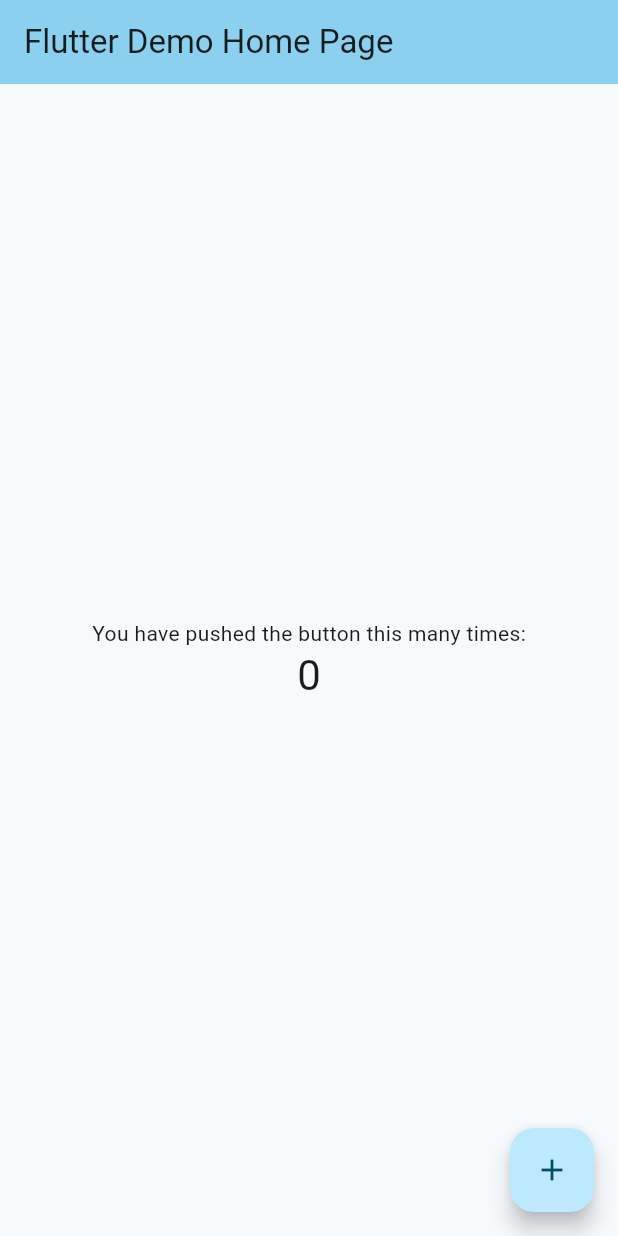
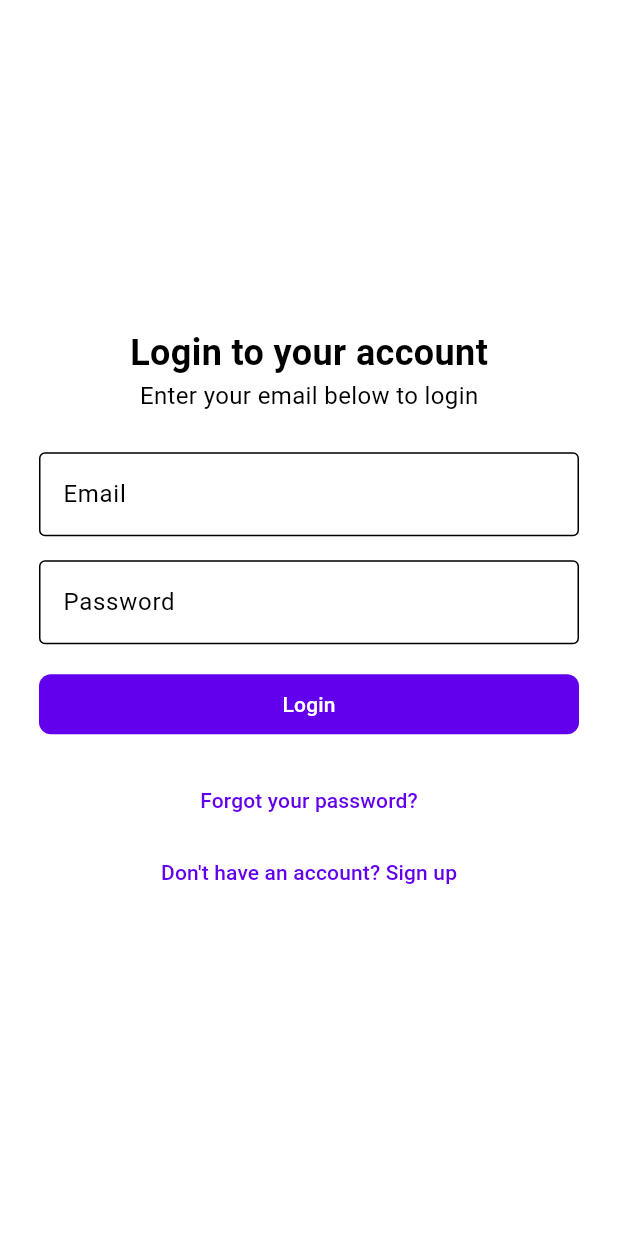
Before and after one commit to guillermoscript/lms-flutter, a Flutter app: the screen it shows after launch, on a phone screen of 412 x 824 dp. Run offline on Flutter 3.47's test engine with Material 3 defaults, Android fonts, the phone set to English and light mode, and no system bars; our stand-ins replace supabase_flutter; accounts and stored records are empty.

Commit message:
added login functionality

```diff
--- /dev/null
+++ b/lib/app.dart
@@ -0,0 +1,34 @@
+import 'package:flutter/material.dart';
+import 'package:lms_flutter/screens/login/login.dart';
+
+class App extends StatelessWidget {
+  const App({super.key});
+
+  // This widget is the root of your application.
+  @override
+  Widget build(BuildContext context) {
+    return MaterialApp(
+      title: 'LMS',
+      theme: ThemeData(
+        // This is the theme of your application.
+        //
+        // TRY THIS: Try running your application with "flutter run". You'll see
+        // the application has a purple toolbar. Then, without quitting the app,
+        // try changing the seedColor in the colorScheme below to Colors.green
+        // and then invoke "hot reload" (save your changes or press the "hot
+        // reload" button in a Flutter-supported IDE, or press "r" if you used
+        // the command line to start the app).
+        //
+        // Notice that the counter didn't reset back to zero; the application
+        // state is not lost during the reload. To reset the state, use hot
+        // restart instead.
+        //
+        // This works for code too, not just values: Most code changes can be
+        // tested with just a hot reload.
+        colorScheme: const ColorScheme.light(),
+        useMaterial3: true,
+      ),
+      home: Login(),
+    );
+  }
+}
--- a/lib/main.dart
+++ b/lib/main.dart
@@ -1,4 +1,5 @@
 import 'package:flutter/material.dart';
+import 'package:lms_flutter/app.dart';
 import 'package:lms_flutter/env/env.dart';
 import 'package:supabase_flutter/supabase_flutter.dart';
 
@@ -10,125 +11,5 @@
     anonKey: Env.supabaseAnonKey,
   );
 
-  runApp(const MyApp());
+  runApp(const App());
 }
-
-class MyApp extends StatelessWidget {
-  const MyApp({super.key});
-
-  // This widget is the root of your application.
-  @override
-  Widget build(BuildContext context) {
-    return MaterialApp(
-      title: 'Flutter Demo',
-      theme: ThemeData(
-        // This is the theme of your application.
-        //
-        // TRY THIS: Try running your application with "flutter run". You'll see
-        // the application has a purple toolbar. Then, without quitting the app,
-        // try changing the seedColor in the colorScheme below to Colors.green
-        // and then invoke "hot reload" (save your changes or press the "hot
-        // reload" button in a Flutter-supported IDE, or press "r" if you used
-        // the command line to start the app).
-        //
-        // Notice that the counter didn't reset back to zero; the application
-        // state is not lost during the reload. To reset the state, use hot
-        // restart instead.
-        //
-        // This works for code too, not just values: Most code changes can be
-        // tested with just a hot reload.
-        colorScheme: ColorScheme.fromSeed(seedColor: Colors.blueGrey),
-        useMaterial3: true,
-      ),
-      home: const MyHomePage(title: 'Flutter Demo Home Page'),
-    );
-  }
-}
-
-class MyHomePage extends StatefulWidget {
-  const MyHomePage({super.key, required this.title});
-
-  // This widget is the home page of your application. It is stateful, meaning
-  // that it has a State object (defined below) that contains fields that affect
-  // how it looks.
-
-  // This class is the configuration for the state. It holds the values (in this
-  // case the title) provided by the parent (in this case the App widget) and
-  // used by the build method of the State. Fields in a Widget subclass are
-  // always marked "final".
-
-  final String title;
-
-  @override
-  State<MyHomePage> createState() => _MyHomePageState();
-}
-
-class _MyHomePageState extends State<MyHomePage> {
-  int _counter = 0;
-
-  void _incrementCounter() {
-    setState(() {
-      // This call to setState tells the Flutter framework that something has
-      // changed in this State, which causes it to rerun the build method below
-      // so that the display can reflect the updated values. If we changed
-      // _counter without calling setState(), then the build method would not be
-      // called again, and so nothing would appear to happen.
-      _counter++;
-    });
-  }
-
-  @override
-  Widget build(BuildContext context) {
-    // This method is rerun every time setState is called, for instance as done
-    // by the _incrementCounter method above.
-    //
-    // The Flutter framework has been optimized to make rerunning build methods
-    // fast, so that you can just rebuild anything that needs updating rather
-    // than having to individually change instances of widgets.
-    return Scaffold(
-      appBar: AppBar(
-        // TRY THIS: Try changing the color here to a specific color (to
-        // Colors.amber, perhaps?) and trigger a hot reload to see the AppBar
-        // change color while the other colors stay the same.
-        backgroundColor: Theme.of(context).colorScheme.inversePrimary,
-        // Here we take the value from the MyHomePage object that was created by
-        // the App.build method, and use it to set our appbar title.
-        title: Text(widget.title),
-      ),
-      body: Center(
-        // Center is a layout widget. It takes a single child and positions it
-        // in the middle of the parent.
-        child: Column(
-          // Column is also a layout widget. It takes a list of children and
-          // arranges them vertically. By default, it sizes itself to fit its
-          // children horizontally, and tries to be as tall as its parent.
-          //
-          // Column has various properties to control how it sizes itself and
-          // how it positions its children. Here we use mainAxisAlignment to
-          // center the children vertically; the main axis here is the vertical
-          // axis because Columns are vertical (the cross axis would be
-          // horizontal).
-          //
-          // TRY THIS: Invoke "debug painting" (choose the "Toggle Debug Paint"
-          // action in the IDE, or press "p" in the console), to see the
-          // wireframe for each widget.
-          mainAxisAlignment: MainAxisAlignment.center,
-          children: <Widget>[
-            const Text(
-              'You have pushed the button this many times:',
-            ),
-            Text(
-              '$_counter',
-              style: Theme.of(context).textTheme.headlineMedium,
-            ),
-          ],
-        ),
-      ),
-      floatingActionButton: FloatingActionButton(
-        onPressed: _incrementCounter,
-        tooltip: 'Increment',
-        child: const Icon(Icons.add),
-      ), // This trailing comma makes auto-formatting nicer for build methods.
-    );
-  }
-}
--- /dev/null
+++ b/lib/screens/login/login.dart
@@ -0,0 +1,76 @@
+import 'package:flutter/material.dart';
+import 'package:lms_flutter/screens/login/login_form.dart';
+import 'package:supabase_flutter/supabase_flutter.dart';
+
+class Login extends StatefulWidget {
+  const Login({super.key});
+
+  @override
+  LoginState createState() => LoginState();
+}
+
+class LoginState extends State<Login> {
+  final auth = Supabase.instance.client.auth;
+
+  String? error = '';
+  bool loading = false;
+
+  void _onSubmit(String email, String password) async {
+    setState(() {
+      loading = true;
+    });
+
+    auth.signInWithPassword(email: email, password: password).then((value) {
+      setState(() {
+        loading = false;
+      });
+    }).catchError((e) {
+      setState(() {
+        error = e.error.message;
+        loading = false;
+      });
+    });
+  }
+
+  @override
+  Widget build(BuildContext context) {
+    final theme = Theme.of(context);
+
+    return Scaffold(
+      body: Center(
+        child: Padding(
+          padding: const EdgeInsets.symmetric(vertical: 16.0, horizontal: 26.0),
+          child: Column(
+            mainAxisAlignment: MainAxisAlignment.center,
+            children: <Widget>[
+              const Text(
+                'Login to your account',
+                style: TextStyle(fontSize: 24, fontWeight: FontWeight.bold),
+              ),
+              const Text(
+                'Enter your email below to login',
+                style: TextStyle(fontSize: 16),
+              ),
+              Padding(
+                padding: const EdgeInsets.only(top: 26.0),
+                child: LoginForm(
+                  onSubmit: _onSubmit,
+                ),
+              ),
+              if (error != null && error!.isNotEmpty)
+                Padding(
+                  padding: const EdgeInsets.only(top: 16.0),
+                  child: Text(
+                    error!,
+                    style: TextStyle(
+                      color: theme.colorScheme.error,
+                    ),
+                  ),
+                ),
+            ],
+          ),
+        ),
+      ),
+    );
+  }
+}
--- /dev/null
+++ b/lib/screens/login/login_form.dart
@@ -0,0 +1,97 @@
+import 'package:flutter/material.dart';
+
+final buttonStlye = ButtonStyle(
+  shape: WidgetStateProperty.all<OutlinedBorder>(
+    RoundedRectangleBorder(
+      borderRadius: BorderRadius.circular(8),
+    ),
+  ),
+);
+
+class LoginForm extends StatefulWidget {
+  final Function(String email, String password) onSubmit;
+  final bool isLoading;
+
+  const LoginForm({super.key, required this.onSubmit, this.isLoading = false});
+
+  @override
+  LoginFormState createState() => LoginFormState();
+}
+
+class LoginFormState extends State<LoginForm> {
+  final _formKey = GlobalKey<FormState>();
+  final _emailController = TextEditingController();
+  final _passwordController = TextEditingController();
+
+  @override
+  Widget build(BuildContext context) {
+    return Form(
+      key: _formKey,
+      child: Column(
+        crossAxisAlignment: CrossAxisAlignment.stretch,
+        children: [
+          TextFormField(
+            enabled: !widget.isLoading,
+            controller: _emailController,
+            decoration: const InputDecoration(
+              labelText: 'Email',
+              border: OutlineInputBorder(),
+            ),
+            validator: (value) {
+              if (value == null || value.isEmpty) {
+                return 'Please enter your email';
+              }
+              return null;
+            },
+          ),
+          const SizedBox(height: 16),
+          TextFormField(
+            enabled: !widget.isLoading,
+            controller: _passwordController,
+            obscureText: true,
+            decoration: const InputDecoration(
+              labelText: 'Password',
+              border: OutlineInputBorder(),
+            ),
+            validator: (value) {
+              if (value == null || value.isEmpty) {
+                return 'Please enter your password';
+              }
+              return null;
+            },
+          ),
+          const SizedBox(height: 16),
+          FilledButton(
+            onPressed: () {
+              if (_formKey.currentState!.validate()) {
+                widget.onSubmit(
+                  _emailController.text,
+                  _passwordController.text,
+                );
+              }
+            },
+            style: buttonStlye,
+            child: const Text('Login'),
+          ),
+          const SizedBox(height: 16),
+          TextButton(
+            onPressed: () {},
+            style: buttonStlye,
+            child: const Text('Forgot your password?'),
+          ),
+          TextButton(
+            onPressed: () {},
+            style: ButtonStyle(
+              shape: WidgetStateProperty.all<OutlinedBorder>(
+                RoundedRectangleBorder(
+                  borderRadius: BorderRadius.circular(8),
+                ),
+              ),
+            ),
+            child: const Text("Don't have an account? Sign up"),
+          ),
+        ],
+      ),
+    );
+  }
+}
```
Also changed, not shown: 7 other files.
